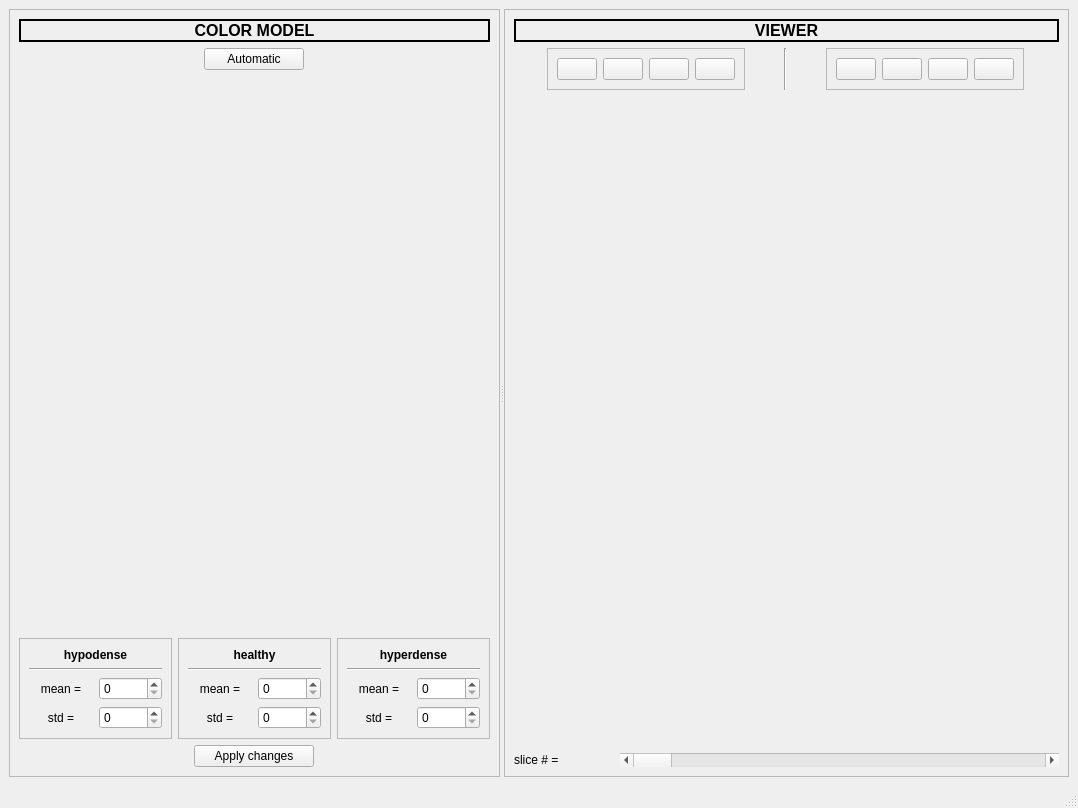
Old version of the form lession_editor_GUI.ui in the repository mazoku/lesion_editor.
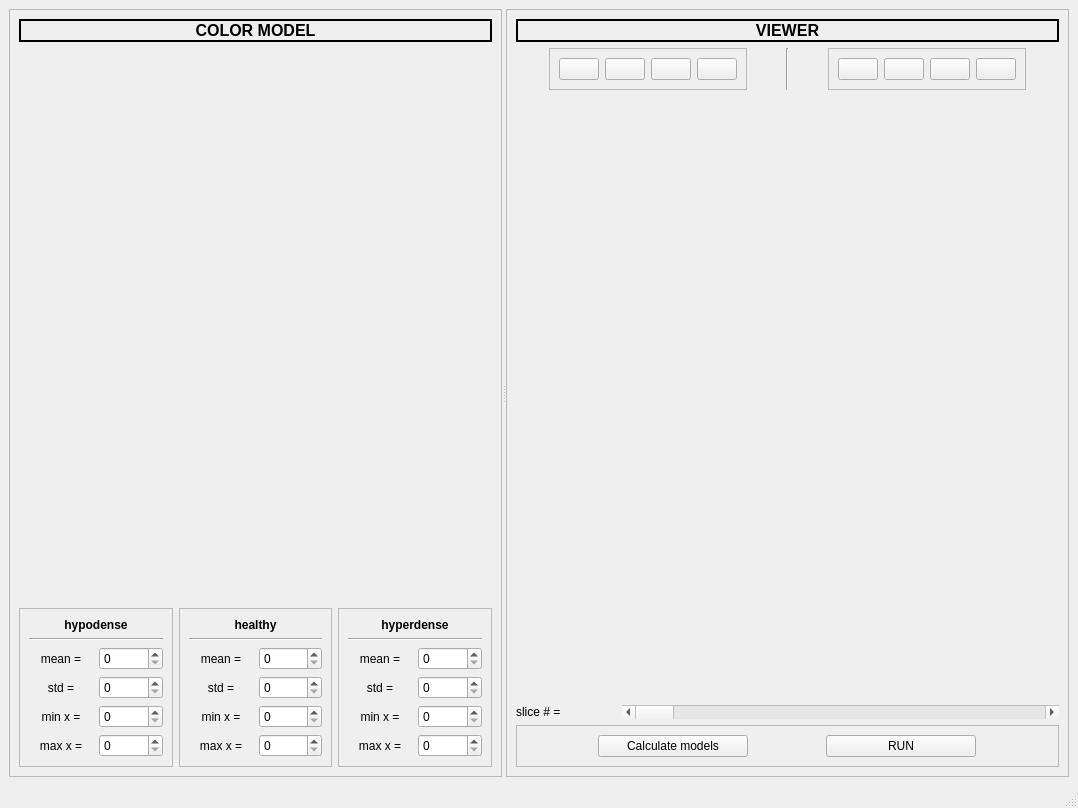
New version of the form. Icons and pictures are not drawn.

What changed in the file:
```diff
--- a/lession_editor_GUI.ui
+++ b/lession_editor_GUI.ui
@@ -102,32 +102,6 @@
           </property>
          </widget>
         </item>
-        <item>
-         <layout class="QHBoxLayout" name="horizontalLayout">
-          <item>
-           <widget class="QPushButton" name="auto_colormodel_BTN">
-            <property name="sizePolicy">
-             <sizepolicy hsizetype="Minimum" vsizetype="Fixed">
-              <horstretch>0</horstretch>
-              <verstretch>0</verstretch>
-             </sizepolicy>
-            </property>
-            <property name="maximumSize">
-             <size>
-              <width>100</width>
-              <height>16777215</height>
-             </size>
-            </property>
-            <property name="layoutDirection">
-             <enum>Qt::LeftToRight</enum>
-            </property>
-            <property name="text">
-             <string>Automatic</string>
-            </property>
-           </widget>
-          </item>
-         </layout>
-        </item>
         <item>
          <widget class="QFrame" name="histogram_F">
           <property name="sizePolicy">
@@ -246,6 +220,60 @@
                </item>
               </layout>
              </item>
+             <item>
+              <layout class="QHBoxLayout" name="horizontalLayout_14">
+               <item>
+                <widget class="QLabel" name="label_12">
+                 <property name="sizePolicy">
+                  <sizepolicy hsizetype="Minimum" vsizetype="Preferred">
+                   <horstretch>0</horstretch>
+                   <verstretch>0</verstretch>
+                  </sizepolicy>
+                 </property>
+                 <property name="text">
+                  <string>min x =</string>
+                 </property>
+                 <property name="alignment">
+                  <set>Qt::AlignCenter</set>
+                 </property>
+                </widget>
+               </item>
+               <item>
+                <widget class="QSpinBox" name="hypo_minx_SB">
+                 <property name="maximum">
+                  <number>256</number>
+                 </property>
+                </widget>
+               </item>
+              </layout>
+             </item>
+             <item>
+              <layout class="QHBoxLayout" name="horizontalLayout_15">
+               <item>
+                <widget class="QLabel" name="label_13">
+                 <property name="sizePolicy">
+                  <sizepolicy hsizetype="Minimum" vsizetype="Preferred">
+                   <horstretch>0</horstretch>
+                   <verstretch>0</verstretch>
+                  </sizepolicy>
+                 </property>
+                 <property name="text">
+                  <string>max x =</string>
+                 </property>
+                 <property name="alignment">
+                  <set>Qt::AlignCenter</set>
+                 </property>
+                </widget>
+               </item>
+               <item>
+                <widget class="QSpinBox" name="hypo_maxx_SB">
+                 <property name="maximum">
+                  <number>256</number>
+                 </property>
+                </widget>
+               </item>
+              </layout>
+             </item>
             </layout>
            </widget>
           </item>
@@ -345,7 +373,53 @@
                 </widget>
                </item>
                <item>
-                <widget class="QSpinBox" name="healthy_std_SB"/>
+                <widget class="QSpinBox" name="heal_std_SB"/>
+               </item>
+              </layout>
+             </item>
+             <item>
+              <layout class="QHBoxLayout" name="horizontalLayout_16">
+               <item>
+                <widget class="QLabel" name="label_14">
+                 <property name="sizePolicy">
+                  <sizepolicy hsizetype="Minimum" vsizetype="Preferred">
+                   <horstretch>0</horstretch>
+                   <verstretch>0</verstretch>
+                  </sizepolicy>
+                 </property>
+                 <property name="text">
+                  <string>min x =</string>
+                 </property>
+                 <property name="alignment">
+                  <set>Qt::AlignCenter</set>
+                 </property>
+                </widget>
+               </item>
+               <item>
+                <widget class="QSpinBox" name="heal_minx_SB"/>
+               </item>
+              </layout>
+             </item>
+             <item>
+              <layout class="QHBoxLayout" name="horizontalLayout_17">
+               <item>
+                <widget class="QLabel" name="label_15">
+                 <property name="sizePolicy">
+                  <sizepolicy hsizetype="Minimum" vsizetype="Preferred">
+                   <horstretch>0</horstretch>
+                   <verstretch>0</verstretch>
+                  </sizepolicy>
+                 </property>
+                 <property name="text">
+                  <string>max x =</string>
+                 </property>
+                 <property name="alignment">
+                  <set>Qt::AlignCenter</set>
+                 </property>
+                </widget>
+               </item>
+               <item>
+                <widget class="QSpinBox" name="heal_maxx_SB"/>
                </item>
               </layout>
              </item>
@@ -452,28 +526,65 @@
                </item>
               </layout>
              </item>
+             <item>
+              <layout class="QHBoxLayout" name="horizontalLayout_18">
+               <item>
+                <widget class="QLabel" name="label_16">
+                 <property name="sizePolicy">
+                  <sizepolicy hsizetype="Minimum" vsizetype="Preferred">
+                   <horstretch>0</horstretch>
+                   <verstretch>0</verstretch>
+                  </sizepolicy>
+                 </property>
+                 <property name="text">
+                  <string>min x =</string>
+                 </property>
+                 <property name="alignment">
+                  <set>Qt::AlignCenter</set>
+                 </property>
+                </widget>
+               </item>
+               <item>
+                <widget class="QSpinBox" name="hyper_minx_SB">
+                 <property name="maximum">
+                  <number>256</number>
+                 </property>
+                </widget>
+               </item>
+              </layout>
+             </item>
+             <item>
+              <layout class="QHBoxLayout" name="horizontalLayout_19">
+               <item>
+                <widget class="QLabel" name="label_17">
+                 <property name="sizePolicy">
+                  <sizepolicy hsizetype="Minimum" vsizetype="Preferred">
+                   <horstretch>0</horstretch>
+                   <verstretch>0</verstretch>
+                  </sizepolicy>
+                 </property>
+                 <property name="text">
+                  <string>max x =</string>
+                 </property>
+                 <property name="alignment">
+                  <set>Qt::AlignCenter</set>
+                 </property>
+                </widget>
+               </item>
+               <item>
+                <widget class="QSpinBox" name="hyper_maxx_SB">
+                 <property name="maximum">
+                  <number>256</number>
+                 </property>
+                </widget>
+               </item>
+              </layout>
+             </item>
             </layout>
            </widget>
           </item>
          </layout>
         </item>
-        <item>
-         <layout class="QHBoxLayout" name="horizontalLayout_10">
-          <item>
-           <widget class="QPushButton" name="apply_changes_BTN">
-            <property name="maximumSize">
-             <size>
-              <width>120</width>
-              <height>16777215</height>
-             </size>
-            </property>
-            <property name="text">
-             <string>Apply changes</string>
-            </property>
-           </widget>
-          </item>
-         </layout>
-        </item>
        </layout>
       </widget>
       <widget class="QFrame" name="frame_2">
@@ -868,6 +979,44 @@
           </item>
          </layout>
         </item>
+        <item>
+         <widget class="QFrame" name="frame_6">
+          <property name="frameShape">
+           <enum>QFrame::StyledPanel</enum>
+          </property>
+          <property name="frameShadow">
+           <enum>QFrame::Raised</enum>
+          </property>
+          <layout class="QHBoxLayout" name="horizontalLayout_20">
+           <item>
+            <widget class="QPushButton" name="calculate_models_BTN">
+             <property name="maximumSize">
+              <size>
+               <width>150</width>
+               <height>16777215</height>
+              </size>
+             </property>
+             <property name="text">
+              <string>Calculate models</string>
+             </property>
+            </widget>
+           </item>
+           <item>
+            <widget class="QPushButton" name="run_BTN">
+             <property name="maximumSize">
+              <size>
+               <width>150</width>
+               <height>16777215</height>
+              </size>
+             </property>
+             <property name="text">
+              <string>RUN</string>
+             </property>
+            </widget>
+           </item>
+          </layout>
+         </widget>
+        </item>
        </layout>
       </widget>
      </widget>
```
Left out of the diff: 5 changed lines with no effect on the pictures.
